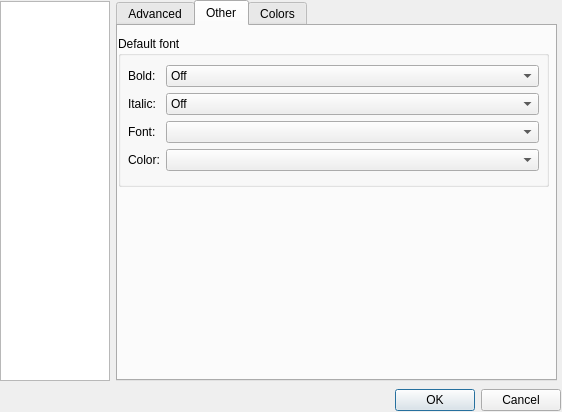
Qt form ui/options.ui (gitter-badger/simplechatclient) before a commit.
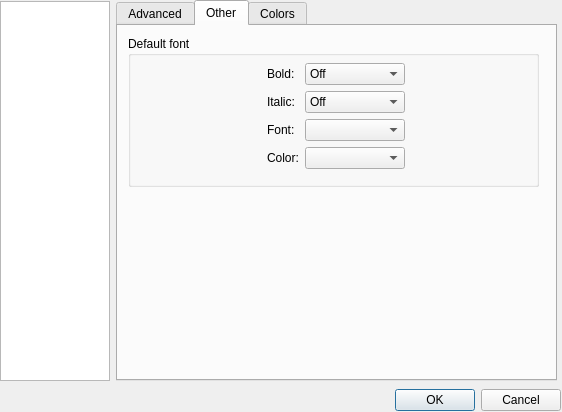
The same form after that commit. The open tabs and pages were chosen to show the change. Icons and pictures are not drawn.

Commit message: fix layouts on windows

What changed in the file:
```diff
--- a/ui/options.ui
+++ b/ui/options.ui
@@ -368,9 +368,9 @@
              <widget class="QGroupBox" name="groupBox_my_font">
               <property name="geometry">
                <rect>
-                <x>0</x>
+                <x>10</x>
                 <y>10</y>
-                <width>431</width>
+                <width>411</width>
                 <height>151</height>
                </rect>
               </property>
@@ -380,13 +380,16 @@
               <widget class="QWidget" name="formLayoutWidget">
                <property name="geometry">
                 <rect>
-                 <x>10</x>
-                 <y>29</y>
-                 <width>411</width>
-                 <height>121</height>
+                 <x>20</x>
+                 <y>9</y>
+                 <width>371</width>
+                 <height>141</height>
                 </rect>
                </property>
                <layout class="QFormLayout" name="formLayout">
+                <property name="formAlignment">
+                 <set>Qt::AlignCenter</set>
+                </property>
                 <item row="0" column="0">
                  <widget class="QLabel" name="label_my_bold">
                   <property name="text">
@@ -396,6 +399,12 @@
                 </item>
                 <item row="0" column="1">
                  <widget class="QComboBox" name="comboBox_my_bold">
+                  <property name="maximumSize">
+                   <size>
+                    <width>100</width>
+                    <height>16777215</height>
+                   </size>
+                  </property>
                   <item>
                    <property name="text">
                     <string>Off</string>
@@ -417,6 +426,12 @@
                 </item>
                 <item row="1" column="1">
                  <widget class="QComboBox" name="comboBox_my_italic">
+                  <property name="maximumSize">
+                   <size>
+                    <width>100</width>
+                    <height>16777215</height>
+                   </size>
+                  </property>
                   <item>
                    <property name="text">
                     <string>Off</string>
@@ -437,7 +452,14 @@
                  </widget>
                 </item>
                 <item row="2" column="1">
-                 <widget class="QComboBox" name="comboBox_my_font"/>
+                 <widget class="QComboBox" name="comboBox_my_font">
+                  <property name="maximumSize">
+                   <size>
+                    <width>100</width>
+                    <height>16777215</height>
+                   </size>
+                  </property>
+                 </widget>
                 </item>
                 <item row="3" column="0">
                  <widget class="QLabel" name="label_my_color">
@@ -447,7 +469,14 @@
                  </widget>
                 </item>
                 <item row="3" column="1">
-                 <widget class="QComboBox" name="comboBox_my_color"/>
+                 <widget class="QComboBox" name="comboBox_my_color">
+                  <property name="maximumSize">
+                   <size>
+                    <width>100</width>
+                    <height>16777215</height>
+                   </size>
+                  </property>
+                 </widget>
                 </item>
                </layout>
               </widget>
```
Left out of the diff: 24 changed lines with no effect on the pictures. The commit also changes 4 other files.
